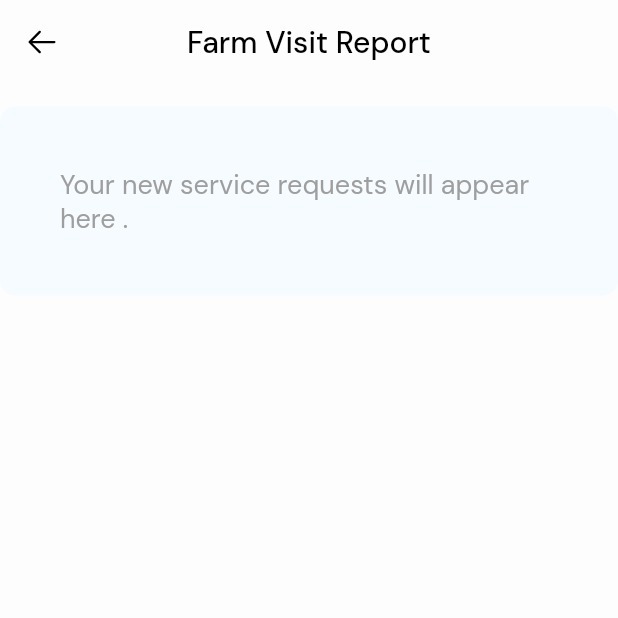
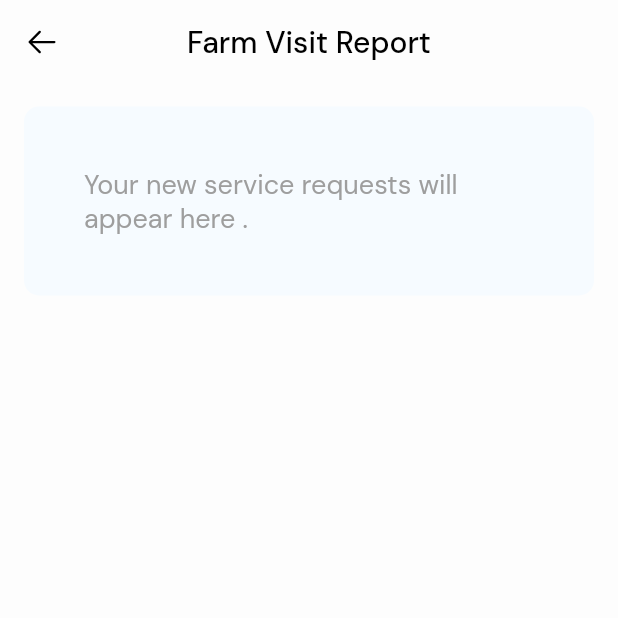
Before and after one commit to podii-community/e-poultry, a Flutter app: the FarmVisitReportSummary screen opened directly with empty values, on a phone screen of 412 x 824 dp, the top half of it. Run offline on Flutter 3.47's test engine with Material 2 defaults, Android fonts, the phone set to English and light mode, and no system bars; our stand-ins replace dropdown_search, flutter_form_builder, flutter_svg, fluttertoast, form_builder_validators, geolocator and 8 more; missing offline and left inert: string_extensions; accounts and stored records are empty.

Commit message:
Fix bugs while testing extension requests

```diff
--- a/lib/pages/extensions/farm_visit_report.dart
+++ b/lib/pages/extensions/farm_visit_report.dart
@@ -64,7 +64,9 @@ class _FarmVisitReportState extends State<FarmVisitReport> {
               PhosphorIcons.arrowLeft,
               color: Colors.black,
             ),
-            onPressed: () {},
+            onPressed: () {
+              Get.back();
+            },
           ),
         ),
         body: SingleChildScrollView(
--- a/lib/pages/extensions/farm_visit_report_summary.dart
+++ b/lib/pages/extensions/farm_visit_report_summary.dart
@@ -4,6 +4,7 @@ import 'package:phosphor_flutter/phosphor_flutter.dart';
 
 import '../../../theme/colors.dart';
 import '../../controllers/farm_controller.dart';
+import '../../theme/spacing.dart';
 
 class FarmVisitReportSummary extends StatelessWidget {
   const FarmVisitReportSummary({Key? key, required this.extensionServiceId})
@@ -38,7 +39,9 @@ class FarmVisitReportSummary extends StatelessWidget {
             },
           ),
         ),
-        body: Column(children: [
+        body: Container(
+          padding: const EdgeInsets.symmetric(horizontal: CustomSpacing.s2),
+          child: Column(children: [
             Expanded(child: Obx(() {
               return controller.requestsList.isEmpty
                   ? Align(
@@ -98,7 +101,8 @@ class FarmVisitReportSummary extends StatelessWidget {
                                           children: [
                                             Row(
                                               mainAxisAlignment:
-                                                MainAxisAlignment.spaceBetween,
+                                                  MainAxisAlignment
+                                                      .spaceBetween,
                                               children: [
                                                 Text(
                                                   " ${toBeginningOfSentenceCase(innerEntry.key)}",
@@ -155,6 +159,7 @@ class FarmVisitReportSummary extends StatelessWidget {
                         );
                       });
             }))
-        ]));
+          ]),
+        ));
   }
 }
--- a/lib/pages/extensions/farm_visits.dart
+++ b/lib/pages/extensions/farm_visits.dart
@@ -424,7 +424,7 @@ class _FarmVisitsState extends State<FarmVisits> {
                                         style: TextButton.styleFrom(
                                           foregroundColor: Colors.blue,
                                         ),
-                                        child: const Text("view Report"),
+                                        child: const Text("View Report"),
                                       ),
                                     ],
                                   ),
```
Also changed, not shown: lib/pages/farm/e-extension/medical-help/send_request.dart (+25 -8 lines). Lines whose indentation alone changed are shown as unchanged.
